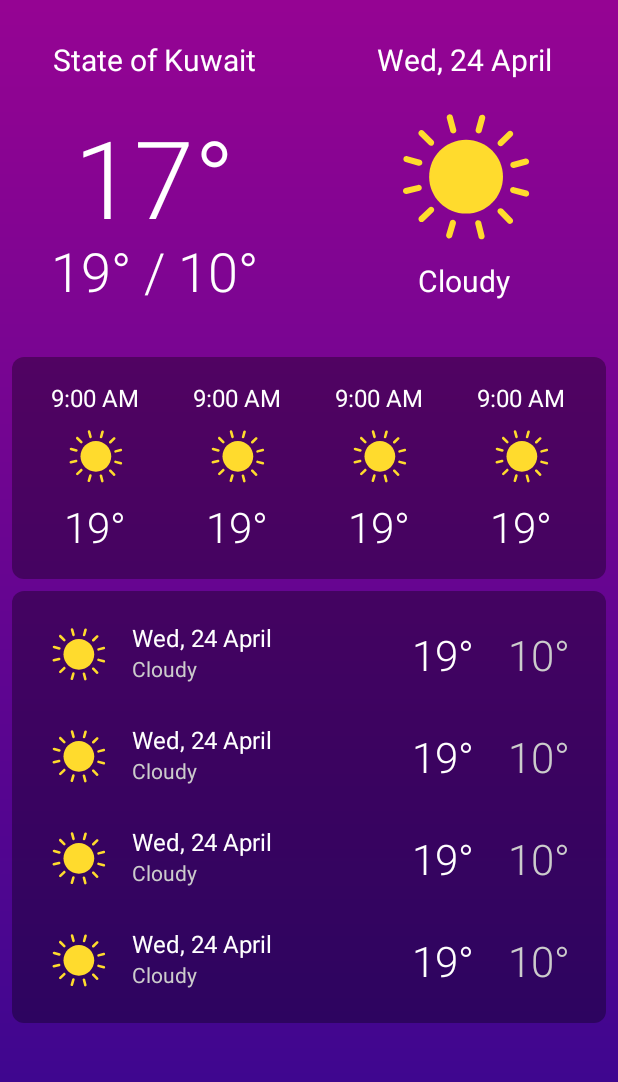
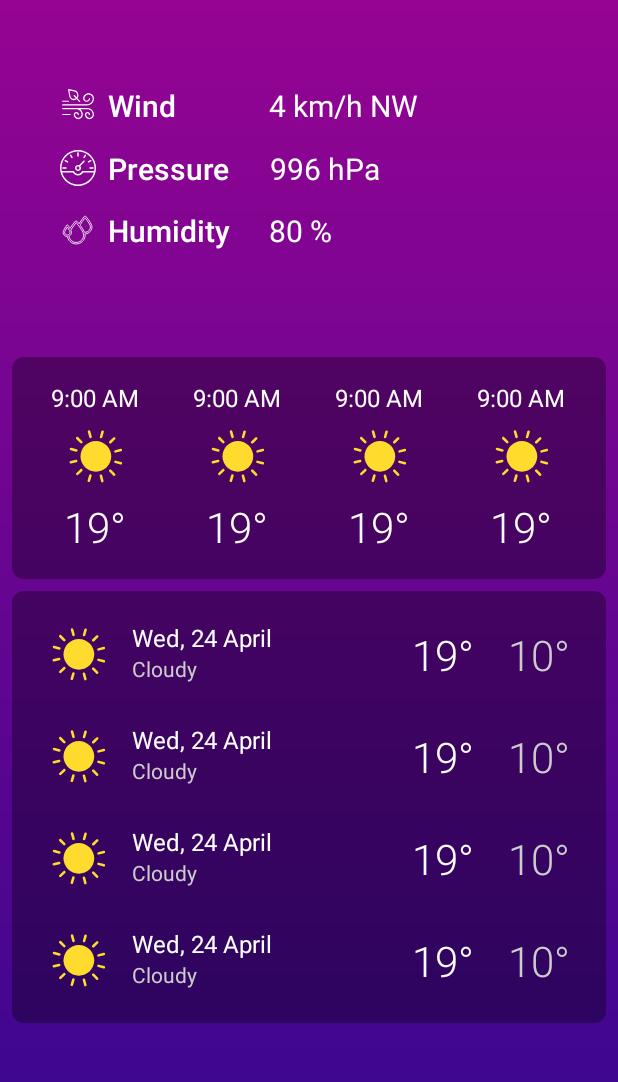
Before and after one commit to barmej/android-degree-c07-weather-forecasts, an Android app: the screen it shows after launch (MainActivity), on a phone screen of 412 x 824 dp, the part 69-1151 px from its top. Run offline under Robolectric (Android 15) with nearby library versions, the phone set to English and light mode, and no system bars.

Commit message:
Creating and adding SecondaryWeatherInfoFragment using java code

```diff
--- a/app/src/main/java/com/barmej/weatherforecasts/MainActivity.java
+++ b/app/src/main/java/com/barmej/weatherforecasts/MainActivity.java
@@ -13,6 +13,7 @@ import com.barmej.weatherforecasts.adapters.DaysForecastAdapter;
 import com.barmej.weatherforecasts.adapters.HoursForecastAdapter;
 import com.barmej.weatherforecasts.entity.Forecast;
 import com.barmej.weatherforecasts.fragments.PrimaryWeatherInfoFragment;
+import com.barmej.weatherforecasts.fragments.SecondaryWeatherInfoFragment;
 
 import java.util.ArrayList;
 import java.util.List;
@@ -36,8 +37,11 @@ public class MainActivity extends AppCompatActivity {
         super.onCreate(savedInstanceState);
         setContentView(R.layout.activity_main);
 
-        // Create a new instance from PrimaryWeatherInfo fragment
+        // Create a new instance from SecondaryWeatherInfoFragment fragment
         PrimaryWeatherInfoFragment primaryWeatherInfoFragment = new PrimaryWeatherInfoFragment();
+
+        // Create a new instance from SecondaryWeatherInfoFragment fragment
+        SecondaryWeatherInfoFragment secondaryWeatherInfoFragment = new SecondaryWeatherInfoFragment();
 
         // Get an instance of FragmentManager and assign it to mFragmentManager variable
         mFragmentManager = getSupportFragmentManager();
@@ -46,7 +50,7 @@ public class MainActivity extends AppCompatActivity {
         FragmentTransaction fragmentTransaction = mFragmentManager.beginTransaction();
 
         // Add the fragment into the layout by adding it in the FrameLayout with id header
-        fragmentTransaction.add(R.id.header, primaryWeatherInfoFragment);
+        fragmentTransaction.add(R.id.header, secondaryWeatherInfoFragment);
 
         // Commit the changes
         fragmentTransaction.commit();
--- a/app/src/main/java/com/barmej/weatherforecasts/fragments/PrimaryWeatherInfoFragment.java
+++ b/app/src/main/java/com/barmej/weatherforecasts/fragments/PrimaryWeatherInfoFragment.java
@@ -27,7 +27,9 @@ public class PrimaryWeatherInfoFragment extends Fragment {
     private TextView mTemperatureTextView;
     private TextView mHighLowTempTextView;
 
-    // Required empty public constructor
+    /**
+     * Required empty public constructor
+     */
     public PrimaryWeatherInfoFragment() {
 
     }
--- /dev/null
+++ b/app/src/main/java/com/barmej/weatherforecasts/fragments/SecondaryWeatherInfoFragment.java
@@ -0,0 +1,101 @@
+package com.barmej.weatherforecasts.fragments;
+
+import android.os.Bundle;
+import android.view.LayoutInflater;
+import android.view.View;
+import android.view.ViewGroup;
+import android.widget.TextView;
+
+import androidx.annotation.NonNull;
+import androidx.annotation.Nullable;
+import androidx.fragment.app.Fragment;
+
+import com.barmej.weatherforecasts.R;
+
+/**
+ * A fragment that show extra weather information like humidity, pressure, wind speed and direction
+ * You can create an instance of this fragment and embed or add to other activity or fragment!
+ */
+public class SecondaryWeatherInfoFragment extends Fragment {
+
+    private TextView humidityTextView;
+    private TextView pressureTextView;
+    private TextView windTextView;
+
+    /**
+     * Required empty public constructor
+     */
+    public SecondaryWeatherInfoFragment() {
+
+    }
+
+    @Override
+    public void onCreate(Bundle savedInstanceState) {
+        super.onCreate(savedInstanceState);
+    }
+
+    @Override
+    public View onCreateView(@NonNull LayoutInflater inflater, ViewGroup container, Bundle savedInstanceState) {
+        // Inflate the layout for this fragment
+        return inflater.inflate(R.layout.fragment_secondary_weather_info, container, false);
+    }
+
+    @Override
+    public void onActivityCreated(@Nullable Bundle savedInstanceState) {
+        super.onActivityCreated(savedInstanceState);
+
+        View mainView = getView();
+
+        if (mainView == null) return;
+
+        // Initialize member variables
+        humidityTextView = mainView.findViewById(R.id.humidity);
+        pressureTextView = mainView.findViewById(R.id.pressure);
+        windTextView = mainView.findViewById(R.id.wind_measurement);
+
+        // Show current weather info
+        showWeatherInfo();
+
+    }
+
+    /**
+     * This method used to show current weather info inside user interface views
+     */
+    private void showWeatherInfo() {
+
+        /* Humidity ***************************************************************************** */
+
+        // Read humidity from weather object
+        float humidity = 80;
+
+        // Append % symbol to the humidity value and get it as a String
+        String humidityString = getString(R.string.format_humidity, humidity);
+
+        // Display the humidity text
+        humidityTextView.setText(humidityString);
+
+        /* Wind speed and direction ************************************************************* */
+        // Read wind speed & direction from weather object
+        double windSpeed = 4.17;
+        String windDirection = "NW";
+
+        // Get formatted wind speed & direction text
+        String windString = getString(R.string.format_wind_kmh, windSpeed, windDirection);
+
+        // Display wind speed & direction text
+        windTextView.setText(windString);
+
+        /* Pressure ***************************************************************************** */
+
+        // Read pressure from weather object
+        double pressure = 995.5;
+
+        // Append pressure unit to the pressure value and return it as a String
+        String pressureString = getString(R.string.format_pressure, pressure);
+
+        // Display the pressure text
+        pressureTextView.setText(pressureString);
+
+    }
+
+}
--- a/app/src/main/res/layout/fragment_primary_weather_info.xml
+++ b/app/src/main/res/layout/fragment_primary_weather_info.xml
@@ -31,7 +31,7 @@
         android:fontFamily="sans-serif"
         android:textAppearance="@style/TextAppearance.AppCompat.Title"
         android:textColor="@color/text_primary"
-        android:textSize="@dimen/primary_normal_text_size"
+        android:textSize="@dimen/weather_info_text_size"
         app:layout_constraintBaseline_toBaselineOf="@+id/date"
         app:layout_constraintEnd_toEndOf="@+id/temperature"
         app:layout_constraintStart_toStartOf="@+id/temperature"
@@ -46,7 +46,7 @@
         android:fontFamily="sans-serif"
         android:textAppearance="@style/TextAppearance.AppCompat.Title"
         android:textColor="@color/text_primary"
-        android:textSize="@dimen/primary_normal_text_size"
+        android:textSize="@dimen/weather_info_text_size"
         app:layout_constraintBottom_toTopOf="@+id/weather_icon"
         app:layout_constraintEnd_toEndOf="@+id/weather_icon"
         app:layout_constraintRight_toRightOf="parent"
@@ -76,7 +76,7 @@
         android:layout_height="wrap_content"
         android:layout_marginTop="@dimen/small_space"
         android:textColor="@color/text_primary"
-        android:textSize="@dimen/primary_normal_text_size"
+        android:textSize="@dimen/weather_info_text_size"
         app:layout_constraintHorizontal_bias="0.5"
         app:layout_constraintLeft_toLeftOf="@+id/weather_icon"
         app:layout_constraintRight_toRightOf="@+id/weather_icon"
--- /dev/null
+++ b/app/src/main/res/layout/fragment_secondary_weather_info.xml
@@ -0,0 +1,94 @@
+<?xml version="1.0" encoding="utf-8"?>
+<!-- - - - - - - - - - - - - - - - - - - - - - - - - - - - - - - - - - - - - - - - - - - - - - - -
+  - This layout displays today's extra weather info such as humidity, pressure, wind speed       -
+  - and direction beside some icons that represent each of these values
+  - - - - - - - - - - - - - - - - - - - - - - - - - - - - - - - - - - - - - - - - - - - - - - - -->
+<androidx.constraintlayout.widget.ConstraintLayout xmlns:android="http://schemas.android.com/apk/res/android"
+    xmlns:app="http://schemas.android.com/apk/res-auto"
+    xmlns:tools="http://schemas.android.com/tools"
+    android:id="@+id/extra_details"
+    android:layout_width="match_parent"
+    android:layout_height="match_parent"
+    android:paddingStart="@dimen/very_large_space"
+    android:paddingEnd="@dimen/very_large_space"
+    android:paddingTop="@dimen/large_space"
+    android:paddingBottom="@dimen/large_space"
+    android:background="?selectableItemBackground"
+    tools:background="@color/primary">
+
+    <!-- This guideline divides the layout into a left and right parts and used for alignment -->
+    <androidx.constraintlayout.widget.Guideline
+        android:id="@+id/horizontal_middle"
+        android:layout_width="wrap_content"
+        android:layout_height="wrap_content"
+        android:orientation="vertical"
+        app:layout_constraintGuide_percent="0.4" />
+
+    <!-- Humidity label -->
+    <TextView
+        android:id="@+id/humidity_label"
+        style="@style/ExtraDetailLabel"
+        android:layout_marginBottom="@dimen/very_large_space"
+        android:drawableStart="@drawable/ic_humidity"
+        android:drawablePadding="@dimen/small_space"
+        android:text="@string/humidity_label"
+        app:layout_constraintBottom_toBottomOf="parent"
+        app:layout_constraintStart_toStartOf="@+id/pressure_label"
+        app:layout_constraintTop_toBottomOf="@+id/pressure_label" />
+
+    <!-- Humidity measurement -->
+    <TextView
+        android:id="@+id/humidity"
+        style="@style/ExtraDetailsValue"
+        android:layout_marginStart="@dimen/small_space"
+        app:layout_constraintBottom_toBottomOf="@+id/humidity_label"
+        app:layout_constraintStart_toStartOf="@+id/horizontal_middle"
+        app:layout_constraintTop_toTopOf="@+id/humidity_label"
+        tools:text="80%" />
+
+    <!-- Pressure label -->
+    <TextView
+        android:id="@+id/pressure_label"
+        style="@style/ExtraDetailLabel"
+        android:layout_marginStart="@dimen/small_space"
+        android:drawableStart="@drawable/ic_pressure"
+        android:drawablePadding="@dimen/small_space"
+        android:text="@string/pressure_label"
+        app:layout_constraintBottom_toTopOf="@+id/humidity_label"
+        app:layout_constraintStart_toStartOf="parent"
+        app:layout_constraintTop_toBottomOf="@+id/wind_label" />
+
+    <!-- Pressure measurement -->
+    <TextView
+        android:id="@+id/pressure"
+        style="@style/ExtraDetailsValue"
+        android:layout_marginStart="@dimen/small_space"
+        app:layout_constraintBottom_toBottomOf="@+id/pressure_label"
+        app:layout_constraintStart_toStartOf="@+id/horizontal_middle"
+        app:layout_constraintTop_toTopOf="@+id/pressure_label"
+        tools:text="995.5 hPa" />
+
+    <!-- Wind label -->
+    <TextView
+        android:id="@+id/wind_label"
+        style="@style/ExtraDetailLabel"
+        android:layout_marginTop="@dimen/large_space"
+        android:drawableStart="@drawable/ic_windy"
+        android:drawablePadding="@dimen/small_space"
+        android:text="@string/wind_label"
+        app:layout_constraintBottom_toTopOf="@+id/pressure_label"
+        app:layout_constraintStart_toStartOf="@+id/pressure_label"
+        app:layout_constraintTop_toTopOf="parent"
+        app:layout_constraintVertical_chainStyle="spread" />
+
+    <!-- Wind measurement -->
+    <TextView
+        android:id="@+id/wind_measurement"
+        style="@style/ExtraDetailsValue"
+        android:layout_marginStart="@dimen/small_space"
+        app:layout_constraintBottom_toBottomOf="@+id/wind_label"
+        app:layout_constraintStart_toStartOf="@+id/horizontal_middle"
+        app:layout_constraintTop_toTopOf="@+id/wind_label"
+        tools:text="4.17 km/h NW" />
+
+</androidx.constraintlayout.widget.ConstraintLayout>
--- a/app/src/main/res/values/dimens.xml
+++ b/app/src/main/res/values/dimens.xml
@@ -14,8 +14,8 @@
     <!-- Fixed size for list icons -->
     <dimen name="list_icon_size">40dp</dimen>
 
-    <!-- Text size of the primary weather info text such as City name & Today's date -->
-    <dimen name="primary_normal_text_size">20sp</dimen>
+    <!-- Text size of weather info text such as City name & Today's date -->
+    <dimen name="weather_info_text_size">20sp</dimen>
 
     <!-- We use "dp" here rather than "sp" because this is already large enough font size!
         going larger will cause lots of problems in the user interface -->
--- a/app/src/main/res/values/strings.xml
+++ b/app/src/main/res/values/strings.xml
@@ -1,6 +1,43 @@
-<resources>
+<resources xmlns:xliff="urn:oasis:names:tc:xliff:document:1.2">
     <string name="app_name">Weather Forecasts</string>
 
     <string name="high_low_temperature" translatable="false">%1$s / %2$s</string>
 
+    <!-- Secondary weather info labels -->
+    <string name="wind_label">Wind</string>
+    <string name="pressure_label">Pressure</string>
+    <string name="humidity_label">Humidity</string>
+
+    <!-- - - - - - - - - - - - - - - - -
+      - Used by WeatherUtils           -
+      - - - - - - - - - - - - - - - - -->
+
+    <!-- Temperature format -->
+    <string name="format_temperature">
+        <xliff:g id="temp">%1.0f</xliff:g>\u00B0
+    </string>
+
+    <!-- Wind in kph -->
+    <string name="format_wind_kmh">
+        <xliff:g id="speed">%1$1.0f</xliff:g> km/h
+        <xliff:g id="direction">%2$s</xliff:g>
+    </string>
+
+    <!-- Wind in mph -->
+    <string name="format_wind_mph">
+        <xliff:g id="speed">%1$1.0f</xliff:g> mph
+        <xliff:g id="direction">%2$s</xliff:g>
+    </string>
+
+    <!-- Pressure format -->
+    <string name="format_pressure">
+        <xliff:g id="pressure">%1.0f</xliff:g> hPa
+    </string>
+
+    <!-- Humidity format -->
+    <string name="format_humidity">
+        <xliff:g id="humidity">%1.0f</xliff:g> %%
+    </string>
+
+
 </resources>
--- a/app/src/main/res/values/styles.xml
+++ b/app/src/main/res/values/styles.xml
@@ -19,5 +19,22 @@
         <item name="background">@android:color/transparent</item>
     </style>
 
+    <!-- Style used in the SecondaryWeatherInfoFragment for TextViews showing the labels of
+         the weather information -->
+    <style name="ExtraDetailLabel" parent="@style/TextAppearance.AppCompat.Title">
+        <item name="android:layout_width">wrap_content</item>
+        <item name="android:layout_height">wrap_content</item>
+        <item name="android:textColor">@color/text_primary</item>
+    </style>
+
+    <!-- Style used in the SecondaryWeatherInfoFragment for TextViews showing the values
+         of the weather information -->
+    <style name="ExtraDetailsValue" parent="@style/TextAppearance.AppCompat.Headline">
+        <item name="android:layout_width">wrap_content</item>
+        <item name="android:layout_height">wrap_content</item>
+        <item name="android:textColor">@android:color/white</item>
+        <item name="android:gravity">center</item>
+        <item name="android:textSize">@dimen/weather_info_text_size</item>
+    </style>
 
 </resources>
```
Also changed, not shown: 1 other file.
